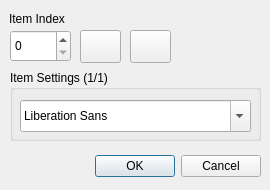
Above: ui/dialog_fonts.ui from Yanis002/SaucisseTracker before the change. Below: the same form after it.
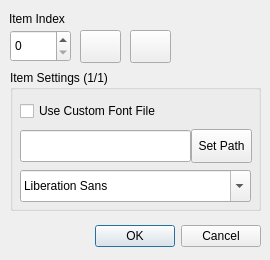
That is the form after the change. Icons and pictures are not drawn.

Commit message: create flag, extra and font settings dialogs

Diff of the .ui file:
```diff
--- a/ui/dialog_fonts.ui
+++ b/ui/dialog_fonts.ui
@@ -7,7 +7,7 @@
     <x>0</x>
     <y>0</y>
     <width>270</width>
-    <height>190</height>
+    <height>260</height>
    </rect>
   </property>
   <property name="windowTitle">
@@ -17,7 +17,7 @@
    <property name="geometry">
     <rect>
      <x>10</x>
-     <y>150</y>
+     <y>220</y>
      <width>251</width>
      <height>32</height>
     </rect>
@@ -90,17 +90,53 @@
      <x>10</x>
      <y>70</y>
      <width>251</width>
-     <height>71</height>
+     <height>141</height>
     </rect>
    </property>
    <property name="title">
     <string>Item Settings (1/1)</string>
    </property>
-   <widget class="QFontComboBox" name="fontComboBox">
+   <widget class="QLineEdit" name="lineEdit">
+    <property name="geometry">
+     <rect>
+      <x>10</x>
+      <y>60</y>
+      <width>171</width>
+      <height>32</height>
+     </rect>
+    </property>
+   </widget>
+   <widget class="QPushButton" name="pushButton">
+    <property name="geometry">
+     <rect>
+      <x>181</x>
+      <y>59</y>
+      <width>61</width>
+      <height>34</height>
+     </rect>
+    </property>
+    <property name="text">
+     <string>Set Path</string>
+    </property>
+   </widget>
+   <widget class="QCheckBox" name="checkBox">
     <property name="geometry">
      <rect>
       <x>10</x>
       <y>30</y>
+      <width>171</width>
+      <height>22</height>
+     </rect>
+    </property>
+    <property name="text">
+     <string>Use Custom Font File</string>
+    </property>
+   </widget>
+   <widget class="QFontComboBox" name="fontComboBox">
+    <property name="geometry">
+     <rect>
+      <x>10</x>
+      <y>100</y>
       <width>231</width>
       <height>32</height>
      </rect>
```
The commit also changes 9 other files.
